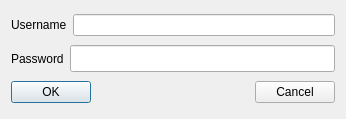
The window that gui/ui/login.ui (doubledubba/braveirc) describes before a commit, drawn with Qt 5.
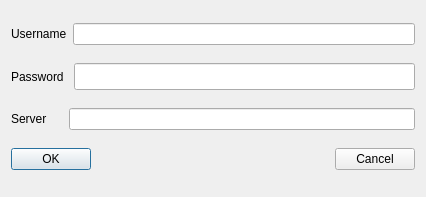
The same window after the commit.

Commit message: Added servername option in login.ui + deprecated client.py

```diff
--- a/gui/ui/login.ui
+++ b/gui/ui/login.ui
@@ -6,8 +6,8 @@
    <rect>
     <x>0</x>
     <y>0</y>
-    <width>346</width>
-    <height>119</height>
+    <width>426</width>
+    <height>197</height>
    </rect>
   </property>
   <property name="minimumSize">
@@ -74,6 +74,20 @@
      </item>
     </layout>
    </item>
+   <item>
+    <layout class="QHBoxLayout" name="horizontalLayout_5">
+     <item>
+      <widget class="QLabel" name="label_4">
+       <property name="text">
+        <string>Server     </string>
+       </property>
+      </widget>
+     </item>
+     <item>
+      <widget class="QLineEdit" name="lineEdit"/>
+     </item>
+    </layout>
+   </item>
    <item>
     <layout class="QHBoxLayout" name="horizontalLayout">
      <item>
```
The commit also changes 5 other files.
